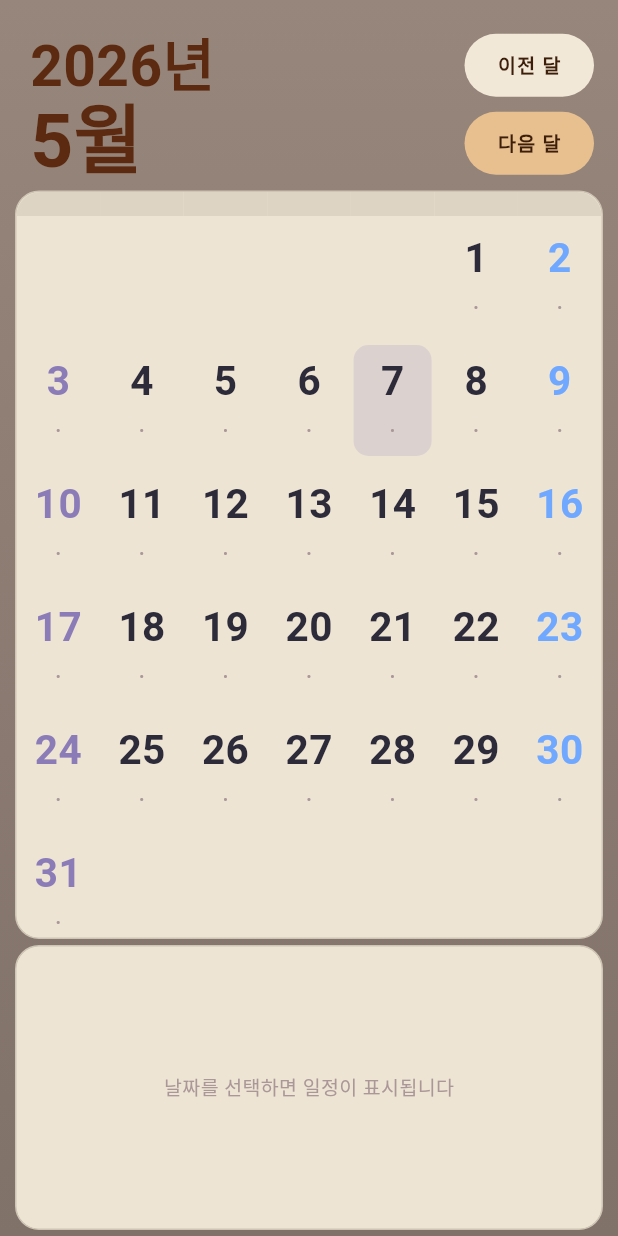
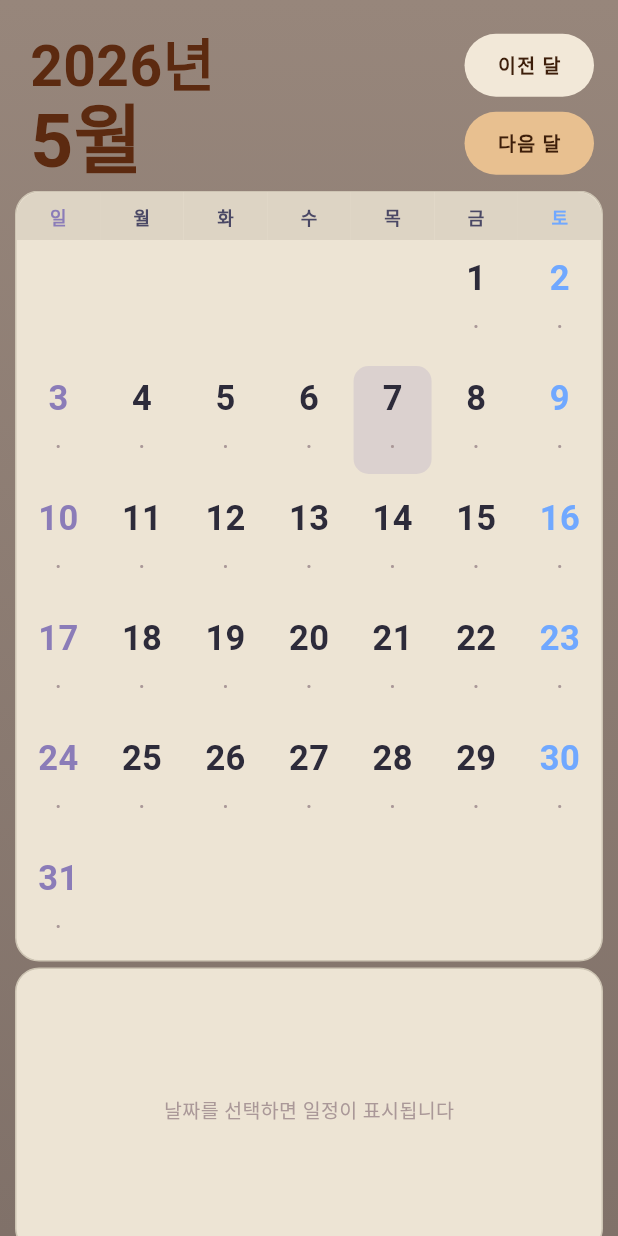
Before and after one commit to nannaya7/FLT_Smart_Calendar, a Flutter app: the screen it shows after launch, on a phone screen of 412 x 824 dp. Run offline on Flutter 3.47's test engine with Material 3 defaults, Android fonts, the phone set to English and light mode, and no system bars; drawn by our look-alikes of table_calendar; our stand-ins replace flutter_local_notifications, sqflite, timezone; missing offline and left inert: korean_lunar_utils; accounts and stored records are empty.

Commit message:
V.0.00.520

```diff
--- a/smart_calendar/lib/features/calendar/calendar_page.dart
+++ b/smart_calendar/lib/features/calendar/calendar_page.dart
@@ -36,6 +36,10 @@ class _CalendarPageState extends State<CalendarPage> {
     '1월', '2월', '3월', '4월', '5월', '6월',
     '7월', '8월', '9월', '10월', '11월', '12월',
   ];
+
+  static const _rowHeight = 80.0; // ← 날짜 행 높이
+  static const _dowHeight = 32.0; // ← 요일 헤더 행 높이
+
 
   // ── 라이프사이클 ────────────────────────────────────────────────────────────
 
@@ -201,10 +205,19 @@ class _CalendarPageState extends State<CalendarPage> {
             children: [
               _buildHeader(),
               const SizedBox(height: 8),
-              Expanded(child: _buildCalendar()),
-              const SizedBox(height: 4),
-              SizedBox(height: 190, child: _buildInfoPanel()),
-              const SizedBox(height: 4),
+              Expanded(
+                child: SingleChildScrollView(
+                  physics: const ClampingScrollPhysics(),
+                  child: Column(
+                    children: [
+                      _buildCalendar(),
+                      const SizedBox(height: 4),
+                      SizedBox(height: 190, child: _buildInfoPanel()),
+                      const SizedBox(height: 4),
+                    ],
+                  ),
+                ),
+              ),
             ],
           ),
         ),
@@ -286,18 +299,18 @@ class _CalendarPageState extends State<CalendarPage> {
           },
           headerVisible: false,
           startingDayOfWeek: StartingDayOfWeek.sunday,
-          rowHeight: 82,
+          rowHeight: _rowHeight,
+          daysOfWeekHeight: _dowHeight,
           calendarStyle: const CalendarStyle(
             outsideDaysVisible: false,
             cellMargin: EdgeInsets.zero,
             cellPadding: EdgeInsets.zero,
           ),
           calendarBuilders: CalendarBuilders(
-            // 요일 헤더
             dowBuilder: (context, day) => _dowCell(day),
-            // 날짜 셀
             defaultBuilder: (context, day, _) => _dayCell(day),
-            todayBuilder: (context, day, _) => _dayCell(day, isToday: true),
+            todayBuilder: (context, day, _) =>
+                _dayCell(day, isToday: true),
             selectedBuilder: (context, day, _) =>
                 _dayCell(day, isSelected: true),
           ),
@@ -604,7 +617,7 @@ class _CalendarPageState extends State<CalendarPage> {
     return Center(
       child: Container(
         width: 52,
-        height: 74,
+        height: _rowHeight - 8,
         decoration: isSelected
             ? BoxDecoration(
                 borderRadius: BorderRadius.circular(10),
@@ -624,11 +637,33 @@ class _CalendarPageState extends State<CalendarPage> {
               '${day.day}',
               style: TextStyle(
                 color: dayColor,
-                fontSize: 27,
+                fontSize: 23, // ← 날짜 숫자 폰트 크기
                 fontWeight: FontWeight.bold,
               ),
             ),
-            const SizedBox(height: 1),
+            // 일정 Dot 마커 — 날짜 숫자 바로 아래 (최대 3개, 고정 높이로 레이아웃 안정)
+            SizedBox(
+              height: 3, // ← 날짜 숫자↔음력 텍스트 사이 간격 / 도트 영역 높이
+              child: scheduleCount > 0
+                  ? Row(
+                      mainAxisAlignment: MainAxisAlignment.center,
+                      mainAxisSize: MainAxisSize.min,
+                      children: List.generate(
+                        scheduleCount.clamp(1, 3),
+                        (_) => Container(
+                          width: 5,
+                          height: 5,
+                          margin:
+                              const EdgeInsets.symmetric(horizontal: 1.5),
+                          decoration: const BoxDecoration(
+                            shape: BoxShape.circle,
+                            color: Color(0xFF8B7CB8),
+                          ),
+                        ),
+                      ),
+                    )
+                  : null,
+            ),
             // 음력 날짜 또는 명절 이름
             Text(
               subText,
@@ -640,26 +675,6 @@ class _CalendarPageState extends State<CalendarPage> {
                     : FontWeight.normal,
               ),
             ),
-            // 일정 Dot 마커 (최대 3개)
-            if (scheduleCount > 0) ...[
-              const SizedBox(height: 3),
-              Row(
-                mainAxisAlignment: MainAxisAlignment.center,
-                mainAxisSize: MainAxisSize.min,
-                children: List.generate(
-                  scheduleCount.clamp(1, 3),
-                  (_) => Container(
-                    width: 4,
-                    height: 4,
-                    margin: const EdgeInsets.symmetric(horizontal: 1),
-                    decoration: const BoxDecoration(
-                      shape: BoxShape.circle,
-                      color: Color(0xFFFFD060),
-                    ),
-                  ),
-                ),
-              ),
-            ],
           ],
         ),
       ),
```
Also changed, not shown: 2 other files.
